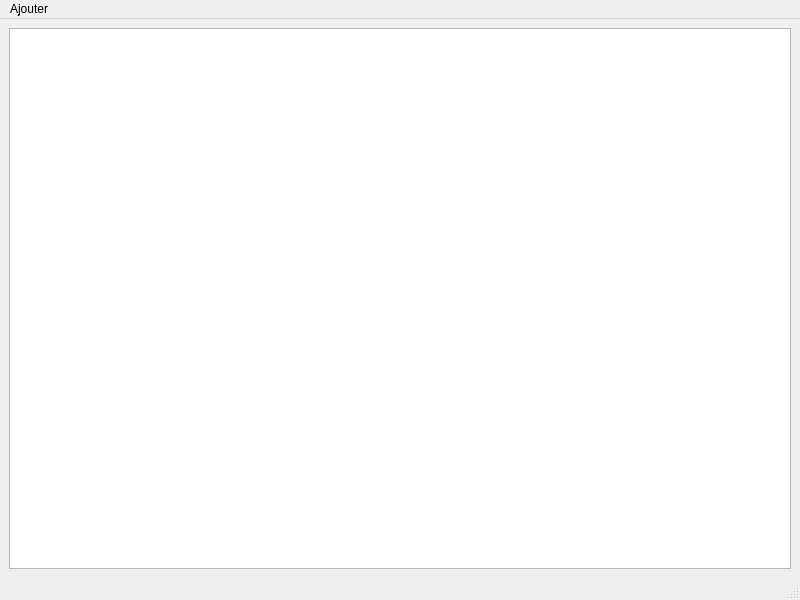
Before: the Qt Designer form ContactClient/mainwindow.ui in matpeur/CDAA, drawn with Qt 5.
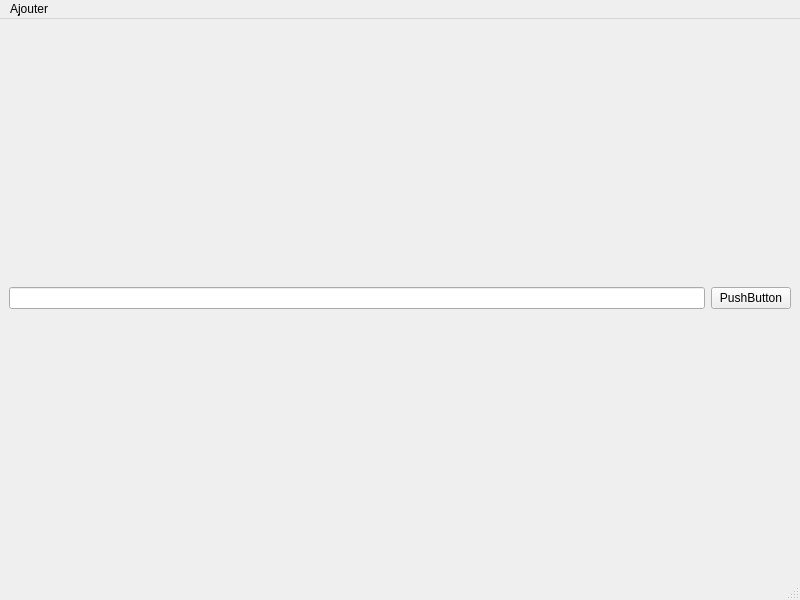
After: the same form once the commit is applied.

```diff
--- a/ContactClient/mainwindow.ui
+++ b/ContactClient/mainwindow.ui
@@ -16,7 +16,14 @@
   <widget class="QWidget" name="centralwidget">
    <layout class="QHBoxLayout" name="horizontalLayout">
     <item>
-     <widget class="QTableView" name="tableView"/>
+     <widget class="QLineEdit" name="lineEdit"/>
+    </item>
+    <item>
+     <widget class="QPushButton" name="pushButton">
+      <property name="text">
+       <string>PushButton</string>
+      </property>
+     </widget>
     </item>
    </layout>
   </widget>
```
